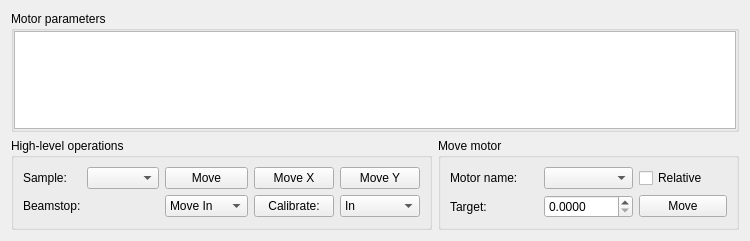
Old version of the form cct/qtgui/devices/motor/motorview/motorview.ui in the repository awacha/cct.
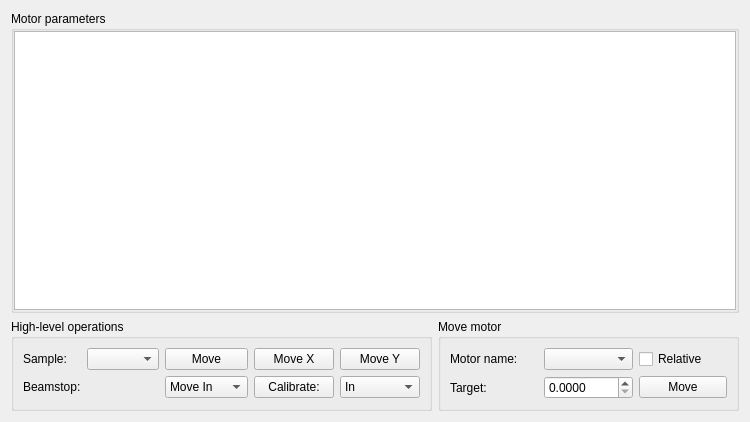
New version of the form. Icons and pictures are not drawn.

What changed in the file:
```diff
--- a/cct/qtgui/devices/motor/motorview/motorview.ui
+++ b/cct/qtgui/devices/motor/motorview/motorview.ui
@@ -7,7 +7,7 @@
     <x>0</x>
     <y>0</y>
     <width>750</width>
-    <height>241</height>
+    <height>422</height>
    </rect>
   </property>
   <property name="windowTitle">
```
